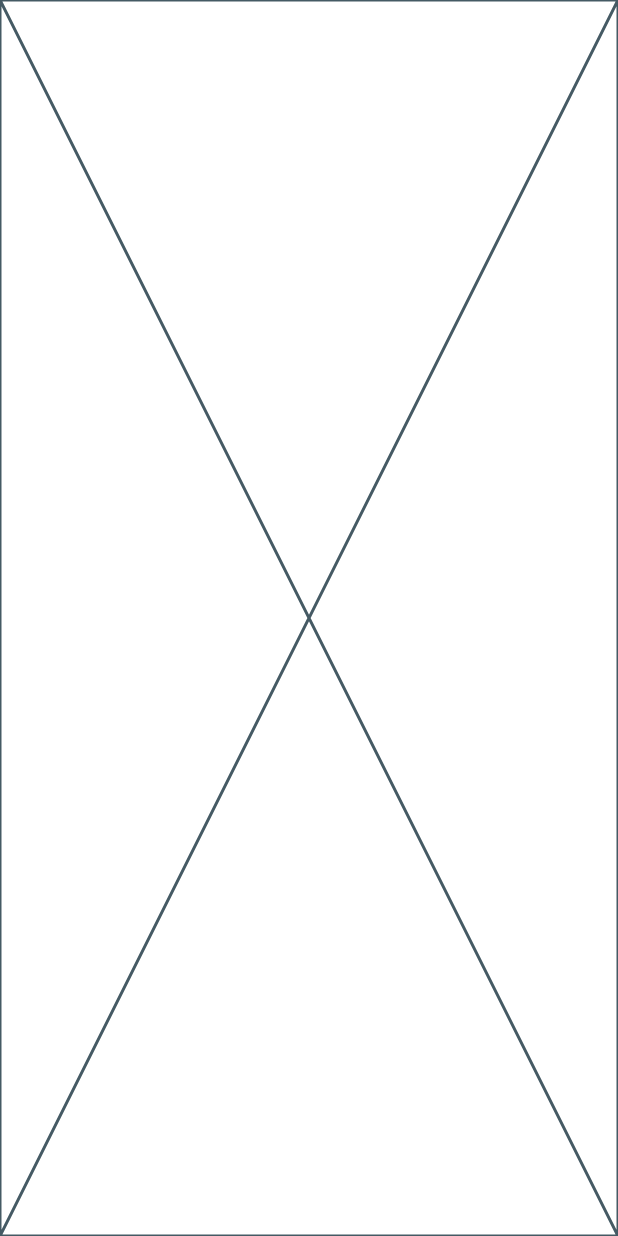
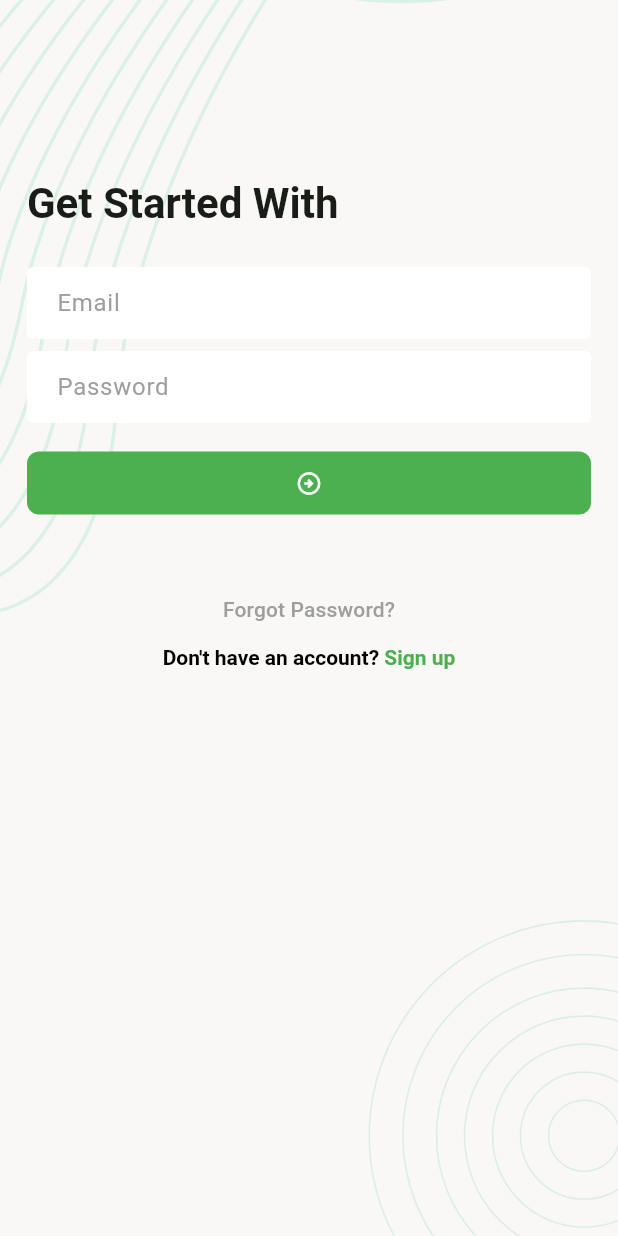
Before and after one commit to faiaz5415/task-manager, a Flutter app: the screen it shows after launch, on a phone screen of 412 x 824 dp. Run offline on Flutter 3.47's test engine with Material 3 defaults, Android fonts, the phone set to English and light mode, and no system bars; our stand-ins replace flutter_svg, pin_code_fields.

Commit message:
updated multiple screens Ui

```diff
--- a/lib/app.dart
+++ b/lib/app.dart
@@ -7,6 +7,34 @@ class TaskManagerApp extends StatelessWidget {
   @override
   Widget build(BuildContext context) {
     return MaterialApp(
+      theme: ThemeData(
+        colorScheme: ColorScheme.fromSeed(seedColor: Colors.green),
+        textTheme: TextTheme(
+          titleLarge: TextStyle(
+            fontSize: 28,
+            fontWeight: FontWeight.w600,
+          ),
+        ),
+        inputDecorationTheme: InputDecorationTheme(
+          fillColor: Colors.white,
+          filled: true,
+          contentPadding: EdgeInsets.symmetric(horizontal: 16),
+          hintStyle: TextStyle(color: Colors.grey),
+          border: OutlineInputBorder(borderSide: BorderSide.none),
+          enabledBorder: OutlineInputBorder(borderSide: BorderSide.none),
+          errorBorder: OutlineInputBorder(borderSide: BorderSide.none),
+        ),
+        filledButtonTheme: FilledButtonThemeData(
+          style: FilledButton.styleFrom(
+              backgroundColor: Colors.green,
+              fixedSize: Size.fromWidth(double.maxFinite),
+              padding: EdgeInsets.symmetric(vertical: 12),
+              shape: RoundedRectangleBorder(
+                borderRadius: BorderRadius.circular(8),
+              )
+          ),
+        ),
+      ),
       home: SplashScreen(),
     );
   }
--- a/lib/ui/screens/login_screen.dart
+++ b/lib/ui/screens/login_screen.dart
@@ -1,4 +1,8 @@
+import 'package:flutter/gestures.dart';
 import 'package:flutter/material.dart';
+import 'package:task_manager/ui/screens/forgot_password_verify_email_screen.dart';
+import 'package:task_manager/ui/screens/sign_up_screen.dart';
+import 'package:task_manager/ui/widgets/screen_background.dart';
 
 class LoginScreen extends StatefulWidget {
   const LoginScreen({super.key});
@@ -8,8 +12,98 @@ class LoginScreen extends StatefulWidget {
 }
 
 class _LoginScreenState extends State<LoginScreen> {
+  final TextEditingController _emailTEController = TextEditingController();
+  final TextEditingController _passwordTEController = TextEditingController();
+  final GlobalKey<FormState> _formKey = GlobalKey<FormState>();
+
   @override
   Widget build(BuildContext context) {
-    return const Placeholder();
+    return Scaffold(
+      body: ScreenBackground(
+        child: Padding(
+          padding: const EdgeInsets.all(18.0),
+          child: Form(
+            key: _formKey,
+            child: SingleChildScrollView(
+              child: Column(
+                crossAxisAlignment: CrossAxisAlignment.start,
+                children: [
+                  const SizedBox(height: 100),
+                  Text(
+                    'Get Started With',
+                    style: Theme.of(context).textTheme.titleLarge,
+                  ),
+                  const SizedBox(height: 24),
+                  TextFormField(
+                    controller: _emailTEController,
+                    decoration: InputDecoration(hintText: 'Email'),
+                  ),
+                  const SizedBox(height: 8),
+                  TextFormField(
+                    controller: _passwordTEController,
+                    obscureText: true,
+                    decoration: InputDecoration(hintText: 'Password'),
+                  ),
+                  const SizedBox(height: 16),
+                  FilledButton(
+                    onPressed: () {},
+                    child: Icon(Icons.arrow_circle_right_outlined),
+                  ),
+                  SizedBox(height: 36),
+                  Center(
+                    child: Column(
+                      children: [
+                        TextButton(
+                          onPressed: _onTapForgotPasswordButton,
+                          child: Text(
+                            'Forgot Password?',
+                            style: TextStyle(color: Colors.grey),
+                          ),
+                        ),
+                        RichText(
+                          text: TextSpan(
+                            style: TextStyle(
+                              color: Colors.black,
+                              fontWeight: FontWeight.w600,
+                            ),
+                            text: "Don't have an account? ",
+                            children: [
+                              TextSpan(
+                                text: "Sign up",
+                                style: TextStyle(
+                                  color: Colors.green,
+                                  fontWeight: FontWeight.w600,
+                                ),
+                                recognizer: TapGestureRecognizer()
+                                  ..onTap = _onTapSignUpButton,
+                              ),
+                            ],
+                          ),
+                        ),
+                      ],
+                    ),
+                  ),
+                ],
+              ),
+            ),
+          ),
+        ),
+      ),
+    );
+  }
+
+  void _onTapSignUpButton(){
+    Navigator.push(context, MaterialPageRoute(builder: (context) => SignUpScreen()));
+  }
+
+  void _onTapForgotPasswordButton(){
+    Navigator.push(context, MaterialPageRoute(builder: (context) => ForgotPasswordVerifyEmailScreen()));
+  }
+
+  @override
+  void dispose() {
+    super.dispose();
+    _emailTEController.dispose();
+    _passwordTEController.dispose();
   }
 }
--- /dev/null
+++ b/lib/ui/widgets/screen_background.dart
@@ -0,0 +1,27 @@
+import 'package:flutter/material.dart';
+import 'package:flutter_svg/svg.dart';
+import '../utils/asset_paths.dart';
+
+
+class ScreenBackground extends StatelessWidget {
+  const ScreenBackground({super.key, required this.child});
+
+  final Widget child;
+
+
+
+  @override
+  Widget build(BuildContext context) {
+    return Stack(
+      children: [
+        SvgPicture.asset(
+          AssetPaths.backgroundSvg,
+          width: double.maxFinite,
+          height: double.maxFinite,
+          fit: BoxFit.cover,
+        ),
+        SafeArea(child: child),
+      ],
+    );
+  }
+}
--- a/pubspec.yaml
+++ b/pubspec.yaml
@@ -16,6 +16,7 @@ dependencies:
 
   cupertino_icons: ^1.0.8
   flutter_svg: ^2.2.1
+  pin_code_fields: ^8.0.1
 
 
 dev_dependencies:
```
Also changed, not shown: lib/ui/screens/forgot_password_verify_email_screen.dart (added, +105 -0 lines), lib/ui/screens/forgot_password_verify_otp_screen.dart (added, +120 -0 lines), lib/ui/screens/set_password_screen.dart (added, +114 -0 lines), lib/ui/screens/sign_up_screen.dart (added, +120 -0 lines), lib/ui/screens/splash_screen.dart (+6 -16 lines), pubspec.lock.
